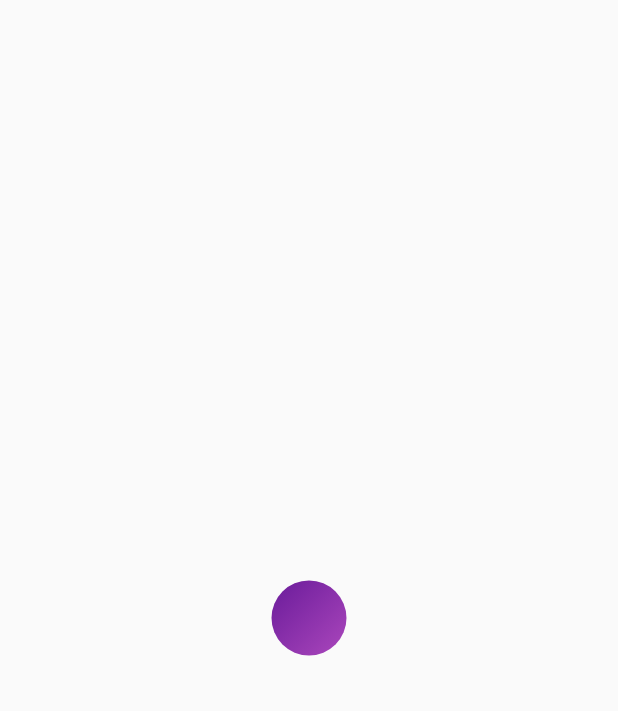
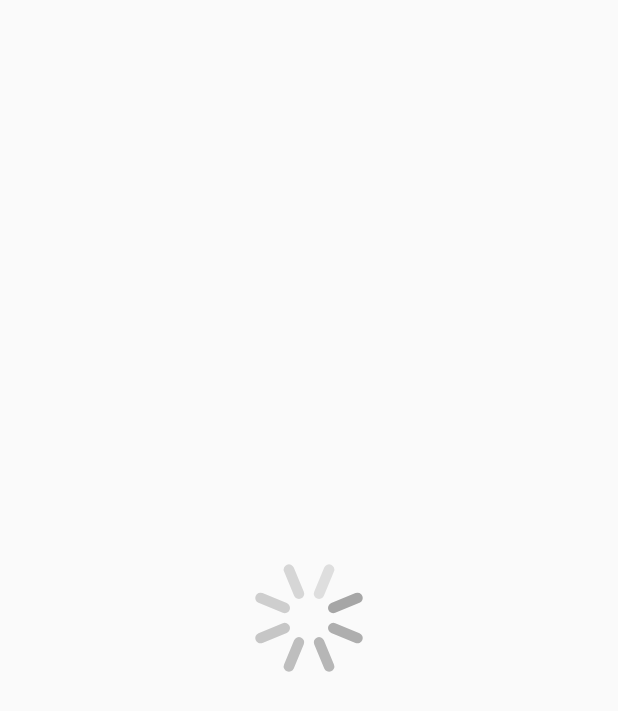
Before and after one commit to aaazlkm/design_note, a Flutter app: the screen it shows after launch, on a phone screen of 412 x 824 dp. Shown: the top 711 px of the screen. Run offline on Flutter 3.47's test engine with Material 2 defaults, Android fonts, the phone set to English and light mode, and no system bars; our stand-ins replace simple_animations, transparent_image.

Commit message:
ios indicator done

```diff
--- /dev/null
+++ b/design_note/lib/iosLoading/ios_loading_page.dart
@@ -0,0 +1,100 @@
+import 'dart:math';
+
+import 'package:flutter/material.dart';
+
+// 形を描く
+// 0 360で天が動くように
+// 点に近いものから色を徐々に薄くする処理をする
+
+class IosLoadingPage extends StatefulWidget {
+  const IosLoadingPage({Key? key}) : super(key: key);
+
+  @override
+  IosLoadingPageState createState() => IosLoadingPageState();
+}
+
+class IosLoadingPageState extends State<IosLoadingPage> with SingleTickerProviderStateMixin {
+  late final AnimationController loadingAnimationController;
+
+  @override
+  void initState() {
+    super.initState();
+    loadingAnimationController = AnimationController(
+      vsync: this,
+      duration: const Duration(milliseconds: 1000),
+    )..repeat();
+  }
+
+  @override
+  void dispose() {
+    loadingAnimationController.dispose();
+    super.dispose();
+  }
+
+  @override
+  Widget build(BuildContext context) => Scaffold(
+        body: Center(
+          child: AnimatedBuilder(
+            animation: loadingAnimationController,
+            builder: (context, child) => CustomPaint(
+              size: const Size(70, 70),
+              painter: IosLoadingPainter(
+                progress: loadingAnimationController.value,
+              ),
+            ),
+          ),
+        ),
+      );
+}
+
+class IosLoadingPainter extends CustomPainter {
+  IosLoadingPainter({
+    required this.progress,
+    this.barCount = 8,
+    this.barWidth = 7,
+    this.innerRadiusPercent = 0.5,
+    this.loadingColor = Colors.grey,
+  });
+
+  final double progress;
+  final int barCount;
+  final double barWidth;
+  final Color loadingColor;
+  final double innerRadiusPercent;
+
+  @override
+  void paint(Canvas canvas, Size size) {
+    final loadingPaint = Paint()
+      ..color = loadingColor
+      ..style = PaintingStyle.stroke
+      ..strokeWidth = barWidth
+      ..strokeCap = StrokeCap.round;
+    final outerRadius = min(size.height, size.width) / 2;
+    final innerRadius = outerRadius * innerRadiusPercent;
+    final center = size.center(Offset.zero);
+
+    const offesetRadians = pi / 8;
+    final mostHightBarIndex = (progress * barCount).floor();
+    for (var i = 0; i < barCount; i++) {
+      final radians = (2 * pi * i / barCount) + offesetRadians;
+      final start = center +
+          Offset(
+            cos(radians) * innerRadius,
+            sin(radians) * innerRadius,
+          );
+      final end = center +
+          Offset(
+            cos(radians) * outerRadius,
+            sin(radians) * outerRadius,
+          );
+      final distanceFromMostToI = ((mostHightBarIndex - i) + barCount) % barCount;
+      loadingPaint.color = loadingColor.withOpacity(
+        Tween<double>(begin: 0.3, end: 1).transform(distanceFromMostToI / barCount),
+      );
+      canvas.drawLine(start, end, loadingPaint);
+    }
+  }
+
+  @override
+  bool shouldRepaint(covariant CustomPainter oldDelegate) => this != oldDelegate;
+}
--- a/design_note/lib/main.dart
+++ b/design_note/lib/main.dart
@@ -1,6 +1,6 @@
 import 'package:flutter/material.dart';
 
-import 'circleColorToRectanglePage/circle_color_to_rectangle_page.dart';
+import 'iosLoading/ios_loading_page.dart';
 
 void main() {
   runApp(const MyApp());
@@ -15,7 +15,7 @@ class MyApp extends StatelessWidget {
         theme: ThemeData(
           primarySwatch: Colors.blue,
         ),
-        home: const CircleColorToRectanglePage(),
+        home: const IosLoadingPage(),
       );
 }
 
```
